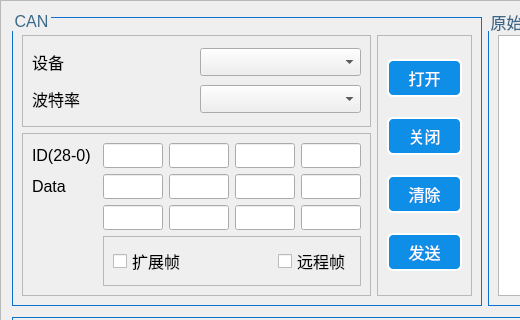
Qt form userui/canui.ui (pkzju/super) before a commit; both pictures show x 0 to 520 and y 0 to 320 of the 789 by 618 pixel window.
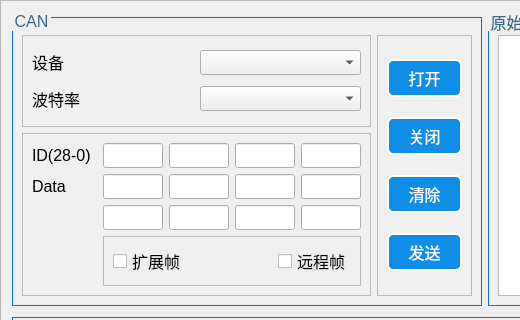
The same form after that commit.

The edit to the form file:
```diff
--- a/userui/canui.ui
+++ b/userui/canui.ui
@@ -109,10 +109,16 @@
          </item>
          <item row="0" column="1">
           <widget class="QComboBox" name="comboBox">
+           <property name="sizePolicy">
+            <sizepolicy hsizetype="Minimum" vsizetype="Fixed">
+             <horstretch>0</horstretch>
+             <verstretch>0</verstretch>
+            </sizepolicy>
+           </property>
            <property name="minimumSize">
             <size>
              <width>80</width>
-             <height>28</height>
+             <height>25</height>
             </size>
            </property>
           </widget>
@@ -126,10 +132,16 @@
          </item>
          <item row="1" column="1">
           <widget class="QComboBox" name="comboBox_2">
+           <property name="sizePolicy">
+            <sizepolicy hsizetype="Minimum" vsizetype="Fixed">
+             <horstretch>0</horstretch>
+             <verstretch>0</verstretch>
+            </sizepolicy>
+           </property>
            <property name="minimumSize">
             <size>
              <width>80</width>
-             <height>28</height>
+             <height>25</height>
             </size>
            </property>
           </widget>
```
Left out of the diff: 8 changed lines with no effect on the pictures.
